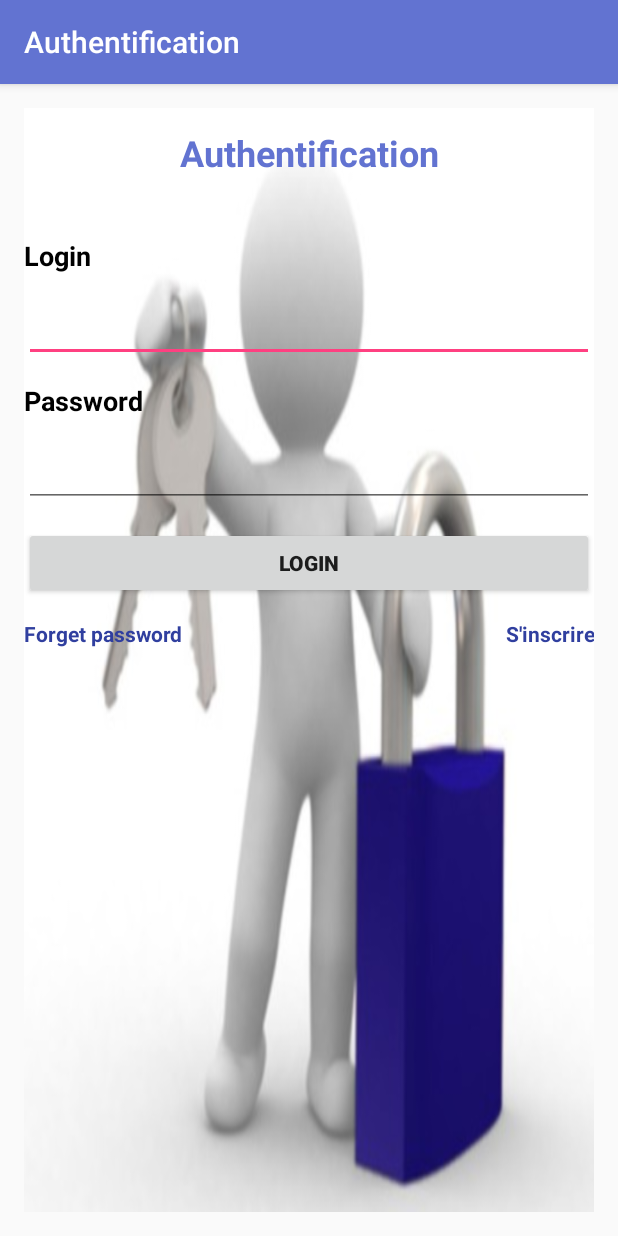
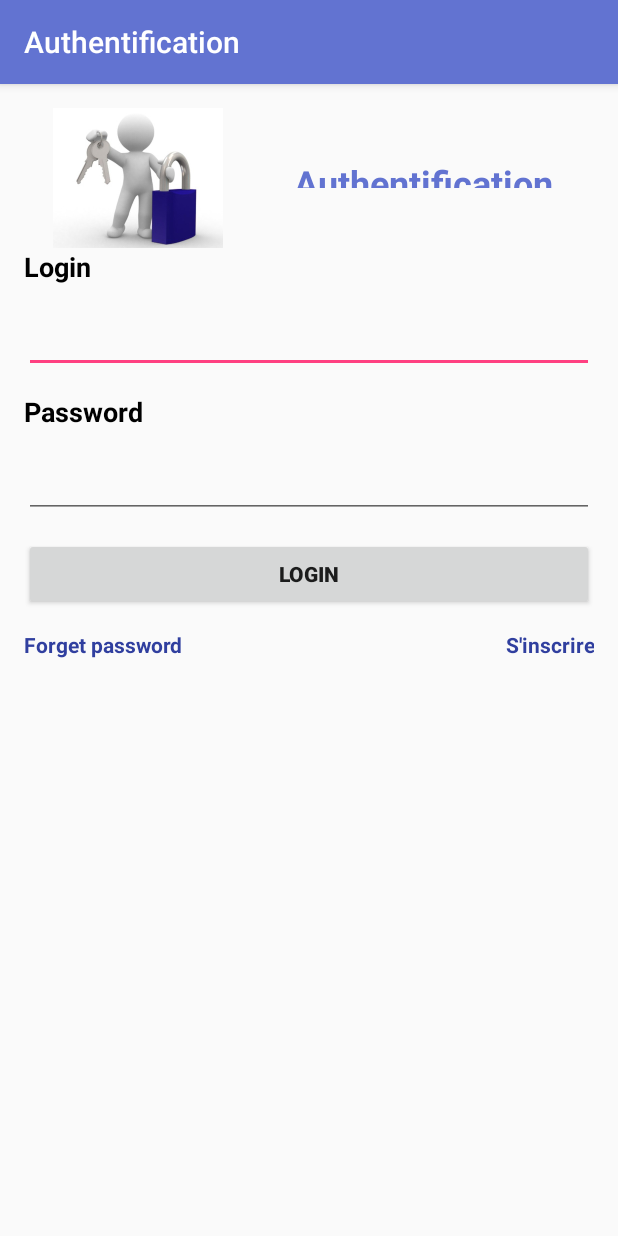
Before and after one commit to jardakanas/hackathon, an Android app: the screen it shows after launch (Login), on a phone screen of 412 x 824 dp. Run offline under Robolectric (Android 15) with nearby library versions, the phone set to English and light mode, and no system bars.

```diff
--- a/app/src/main/res/layout/activity_login.xml
+++ b/app/src/main/res/layout/activity_login.xml
@@ -16,8 +16,18 @@
         android:layout_width="match_parent"
         android:layout_height="match_parent"
         android:layout_alignParentTop="true"
-        android:layout_alignParentStart="true"
-        android:background="@drawable/login">
+        android:layout_alignParentStart="true">
+
+        <LinearLayout
+            android:orientation="horizontal"
+            android:layout_width="match_parent"
+            android:layout_height="93dp">
+
+            <ImageView
+                android:layout_width="152dp"
+                android:layout_height="match_parent"
+                app:srcCompat="@drawable/login"
+                android:id="@+id/imageView2" />
 
             <TextView
                 android:text="Authentification"
@@ -26,10 +36,13 @@
                 android:id="@+id/textView2"
                 android:textAlignment="center"
                 android:textStyle="normal|bold"
-            android:layout_marginTop="20px"
+                android:layout_marginTop="50px"
                 android:layout_marginBottom="60px"
                 android:textSize="24sp"
-            android:textColor="@color/colorPrimary" />
+                android:textColor="@color/colorPrimary"
+                android:layout_weight="1" />
+
+        </LinearLayout>
 
         <TextView
             android:text="Login"
--- a/app/src/main/res/layout/activity_planning.xml
+++ b/app/src/main/res/layout/activity_planning.xml
@@ -40,7 +40,7 @@
                     android:layout_height="match_parent">
 
                     <TextView
-                        android:text="2 Décembre "
+                        android:text="Jour 1 :"
                         android:layout_width="wrap_content"
                         android:layout_height="wrap_content"
                         android:id="@+id/textView16"
@@ -156,7 +156,7 @@
                     android:layout_height="match_parent">
 
                     <TextView
-                        android:text="3 Décembre "
+                        android:text="Jour 2 :"
                         android:layout_width="wrap_content"
                         android:layout_height="wrap_content"
                         android:id="@+id/textView116"
--- a/app/src/main/res/menu/activity_main_drawer.xml
+++ b/app/src/main/res/menu/activity_main_drawer.xml
@@ -8,6 +8,9 @@
         <item
             android:id="@+id/nav_gallery"
             android:title="Voir les membres" />
+        <item
+            android:id="@+id/nav_team"
+            android:title="Equipe" />
     </group>
 
 
```
Also changed, not shown: app/src/main/java/com/example/ghassen/myapplication/MainActivity.java (+11 -0 lines), app/src/main/java/com/example/ghassen/myapplication/Team.java (added, +139 -0 lines), app/src/main/res/layout/fragment_team.xml (added, +52 -0 lines). Lines whose indentation alone changed are shown as unchanged.
